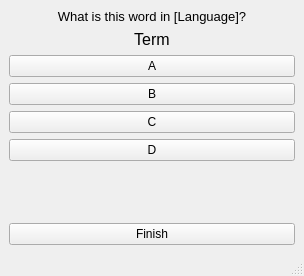
Before: the Qt Designer form quiz.ui in penelopenichols/Nakama-1-Vocab-Practice-App, drawn with Qt 5.
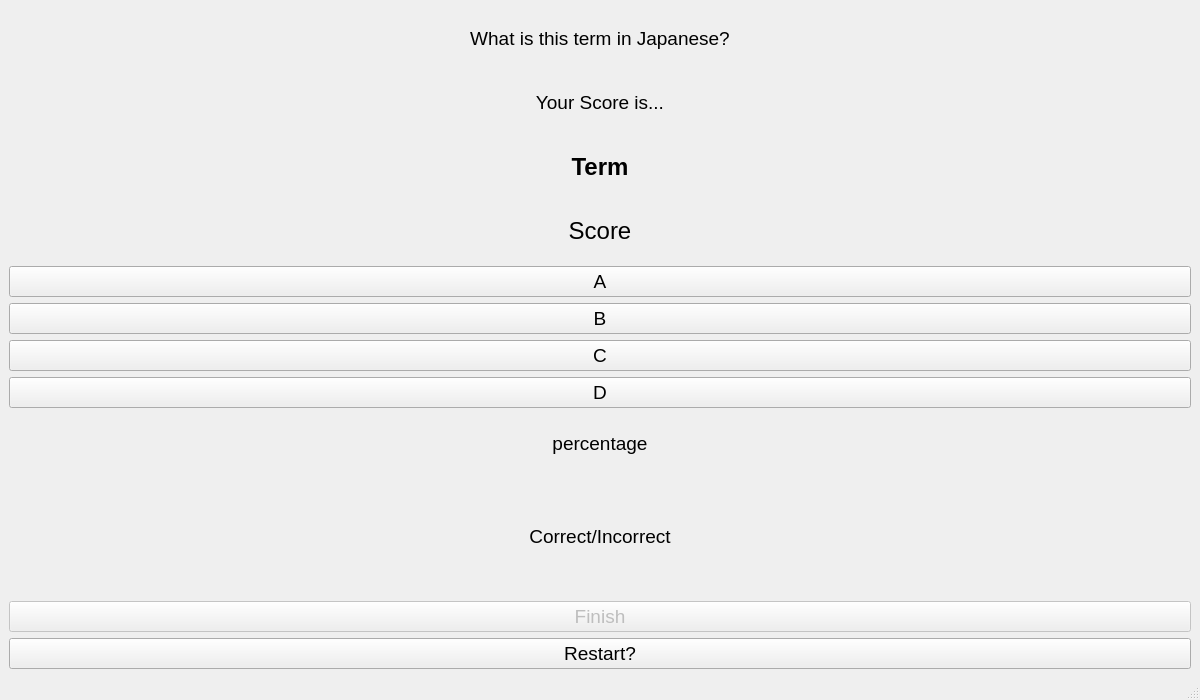
After: the same form once the commit is applied.

Commit message: added "Finish" functionality, bug fixes, tweaks to controller.py quizWindow class methods

What changed in the file:
```diff
--- a/quiz.ui
+++ b/quiz.ui
@@ -6,38 +6,86 @@
    <rect>
     <x>0</x>
     <y>0</y>
-    <width>304</width>
-    <height>276</height>
+    <width>1200</width>
+    <height>700</height>
    </rect>
   </property>
+  <property name="minimumSize">
+   <size>
+    <width>1200</width>
+    <height>700</height>
+   </size>
+  </property>
   <property name="windowTitle">
    <string>MainWindow</string>
   </property>
   <widget class="QWidget" name="centralwidget">
    <layout class="QGridLayout" name="gridLayout_2">
-    <item row="4" column="0">
-     <widget class="QPushButton" name="pushButton_answer_C">
-      <property name="text">
-       <string>C</string>
-      </property>
-     </widget>
-    </item>
-    <item row="3" column="0">
+    <item row="6" column="0">
      <widget class="QPushButton" name="pushButton_answer_B">
+      <property name="font">
+       <font>
+        <pointsize>14</pointsize>
+       </font>
+      </property>
       <property name="text">
        <string>B</string>
       </property>
      </widget>
     </item>
+    <item row="2" column="0">
+     <widget class="QLabel" name="label_var_term">
+      <property name="font">
+       <font>
+        <pointsize>18</pointsize>
+        <weight>75</weight>
+        <bold>true</bold>
+       </font>
+      </property>
+      <property name="text">
+       <string>Term</string>
+      </property>
+      <property name="alignment">
+       <set>Qt::AlignCenter</set>
+      </property>
+     </widget>
+    </item>
+    <item row="11" column="0">
+     <widget class="QLabel" name="label_percentage">
+      <property name="font">
+       <font>
+        <pointsize>14</pointsize>
+       </font>
+      </property>
+      <property name="text">
+       <string>percentage</string>
+      </property>
+      <property name="alignment">
+       <set>Qt::AlignCenter</set>
+      </property>
+     </widget>
+    </item>
+    <item row="8" column="0">
+     <widget class="QPushButton" name="pushButton_answer_D">
+      <property name="font">
+       <font>
+        <pointsize>14</pointsize>
+       </font>
+      </property>
+      <property name="text">
+       <string>D</string>
+      </property>
+     </widget>
+    </item>
     <item row="0" column="0">
      <widget class="QLabel" name="label_text_question">
       <property name="font">
        <font>
-        <pointsize>10</pointsize>
+        <pointsize>14</pointsize>
        </font>
       </property>
       <property name="text">
-       <string>What is this word in [Language]?</string>
+       <string>What is this term in Japanese?</string>
       </property>
       <property name="alignment">
        <set>Qt::AlignCenter</set>
@@ -45,53 +93,100 @@
      </widget>
     </item>
     <item row="7" column="0">
-     <widget class="QPushButton" name="pushButton">
+     <widget class="QPushButton" name="pushButton_answer_C">
+      <property name="font">
+       <font>
+        <pointsize>14</pointsize>
+       </font>
+      </property>
       <property name="text">
-       <string>Finish</string>
+       <string>C</string>
+      </property>
+     </widget>
+    </item>
+    <item row="12" column="0" rowspan="2">
+     <widget class="QLabel" name="label_text_feedback">
+      <property name="font">
+       <font>
+        <pointsize>14</pointsize>
+       </font>
+      </property>
+      <property name="text">
+       <string>Correct/Incorrect</string>
+      </property>
+      <property name="alignment">
+       <set>Qt::AlignCenter</set>
       </property>
      </widget>
     </item>
     <item row="5" column="0">
-     <widget class="QPushButton" name="pushButton_answer_D">
-      <property name="text">
-       <string>D</string>
-      </property>
-     </widget>
-    </item>
-    <item row="1" column="0">
-     <widget class="QLabel" name="label_var_term">
-      <property name="font">
-       <font>
-        <pointsize>12</pointsize>
-       </font>
-      </property>
-      <property name="text">
-       <string>Term</string>
-      </property>
-      <property name="alignment">
-       <set>Qt::AlignCenter</set>
-      </property>
-     </widget>
-    </item>
-    <item row="2" column="0">
      <widget class="QPushButton" name="pushButton_answer_A">
+      <property name="font">
+       <font>
+        <pointsize>14</pointsize>
+       </font>
+      </property>
       <property name="text">
        <string>A</string>
       </property>
      </widget>
     </item>
-    <item row="6" column="0">
-     <spacer name="verticalSpacer">
-      <property name="orientation">
-       <enum>Qt::Vertical</enum>
+    <item row="4" column="0">
+     <widget class="QLabel" name="label_score">
+      <property name="font">
+       <font>
+        <pointsize>18</pointsize>
+       </font>
       </property>
-      <property name="sizeHint" stdset="0">
-       <size>
-        <width>20</width>
-        <height>40</height>
-       </size>
+      <property name="text">
+       <string>Score</string>
       </property>
-     </spacer>
+      <property name="alignment">
+       <set>Qt::AlignCenter</set>
+      </property>
+     </widget>
+    </item>
+    <item row="14" column="0">
+     <widget class="QPushButton" name="pushButton_finish">
+      <property name="enabled">
+       <bool>false</bool>
+      </property>
+      <property name="font">
+       <font>
+        <pointsize>14</pointsize>
+       </font>
+      </property>
+      <property name="text">
+       <string>Finish</string>
+      </property>
+     </widget>
+    </item>
+    <item row="18" column="0">
+     <widget class="QPushButton" name="pushButton_restart">
+      <property name="font">
+       <font>
+        <pointsize>14</pointsize>
+       </font>
+      </property>
+      <property name="text">
+       <string>Restart?</string>
+      </property>
+     </widget>
+    </item>
+    <item row="1" column="0">
+     <widget class="QLabel" name="label_text_yourscoreis">
+      <property name="font">
+       <font>
+        <pointsize>14</pointsize>
+       </font>
+      </property>
+      <property name="text">
+       <string>Your Score is...</string>
+      </property>
+      <property name="alignment">
+       <set>Qt::AlignCenter</set>
+      </property>
+     </widget>
     </item>
    </layout>
   </widget>
```
Left out of the diff: 4 changed lines with no effect on the pictures. The commit also changes 3 other files.
